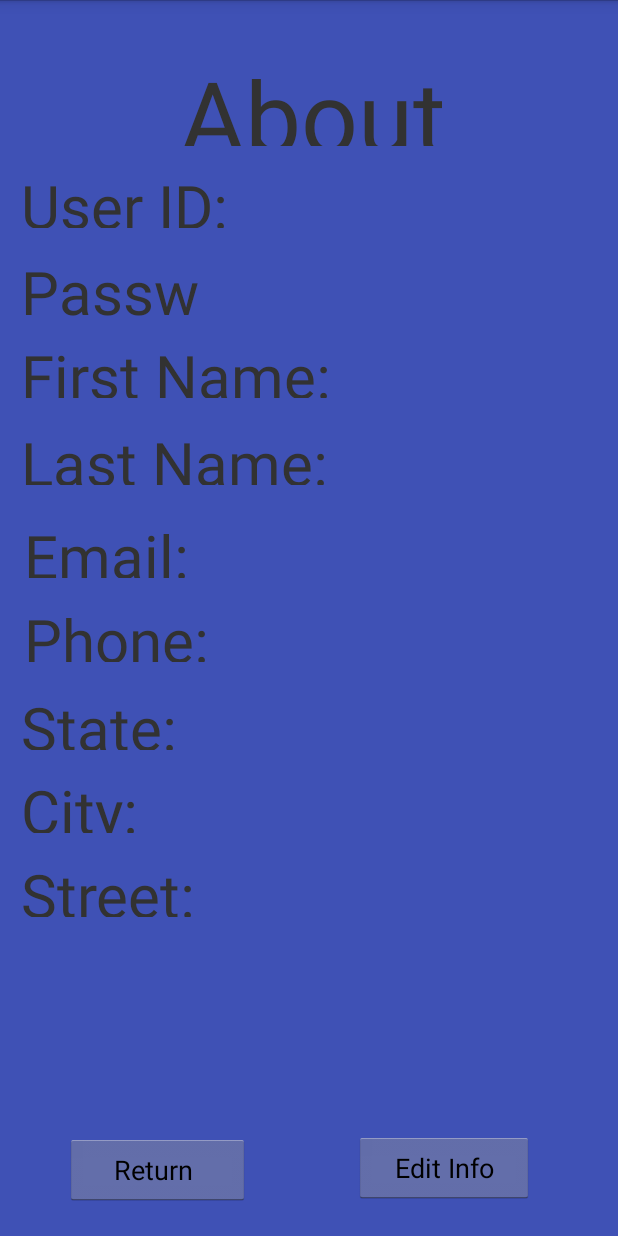
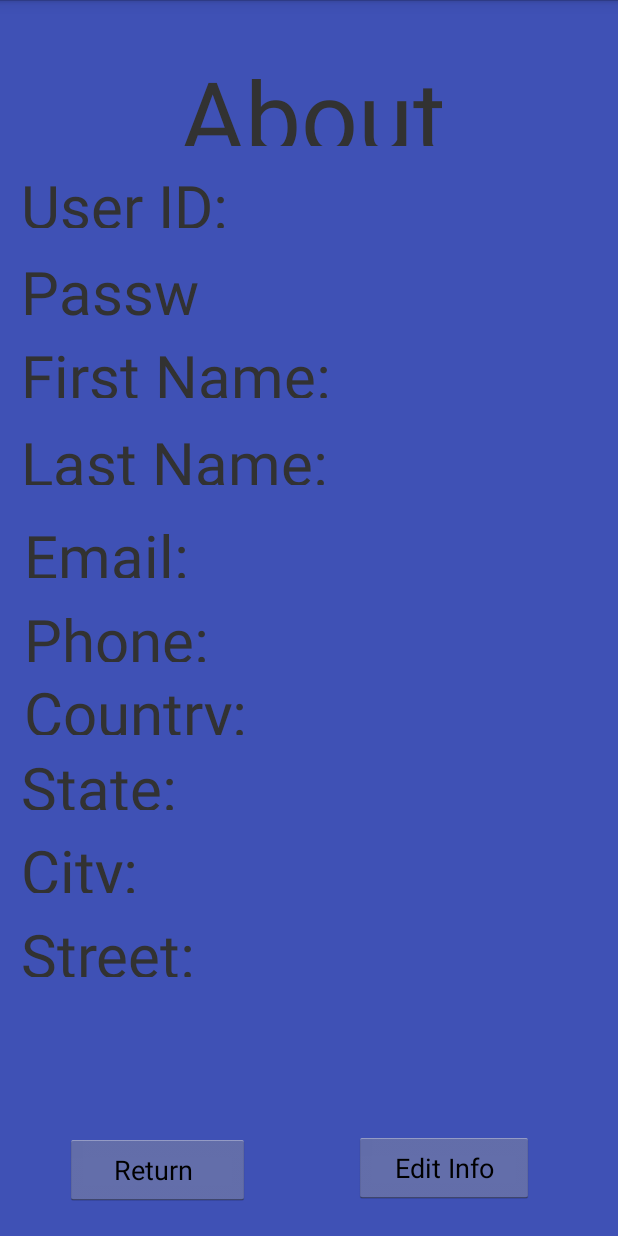
Before and after one commit to JasmineRobbie/Senior-Design-Deal-A-Meal, an Android app: the AboutMe screen opened directly, with no data from a screen before it, on a phone screen of 412 x 824 dp. Run offline under Robolectric (Android 15) with nearby library versions, the phone set to English and light mode, and no system bars; 10 statements that could not run were skipped.

Commit message:
Displaying all User info from database

```diff
--- a/app/src/main/java/com/NeuralNet/AzureCloud/AboutMe.java
+++ b/app/src/main/java/com/NeuralNet/AzureCloud/AboutMe.java
@@ -10,7 +10,7 @@ import com.teamcarl.prototype.R;
 
 public class AboutMe extends Activity {
     TextView aboutMeUserID_input, aboutMePassword_input, aboutMeFirstName_input, aboutMeLastName_input,
-            aboutMeEmail_input, aboutMePhone_input, aboutMeState_input, aboutMeCity_input, aboutMeStreet_input;
+            aboutMeEmail_input, aboutMePhone_input, aboutMeState_input, aboutMeCity_input, aboutMeStreet_input, aboutMeCountry_input;
 
     Button aboutMeReturnBtn, aboutMeEditInfo;
 
@@ -26,9 +26,8 @@ public class AboutMe extends Activity {
         aboutMeEmail_input = findViewById(R.id.aboutMeEmail_input);
         aboutMeReturnBtn = findViewById(R.id.aboutMeReturnBtn);
         aboutMeEditInfo = findViewById(R.id.aboutMeEditInfo);
-
-        //NEED TO ADD THESE IN USER.JAVA
         aboutMePhone_input = findViewById(R.id.aboutMePhone_input);
+        aboutMeCountry_input = findViewById(R.id.aboutMeCountry_input);
         aboutMeState_input = findViewById(R.id.aboutMeState_input);
         aboutMeCity_input = findViewById(R.id.aboutMeCity_input);
         aboutMeStreet_input = findViewById(R.id.aboutMeStreet_input);
@@ -87,11 +86,39 @@ public class AboutMe extends Activity {
             aboutMeEmail_input.setText(User.Email);
         }
 
-/*        if(User.Phone.isEmpty()){
+       if(User.PhoneNumber.isEmpty()){
             aboutMePhone_input.setText("N/A");
         }
         else{
-            aboutMePhone_input.setText(User.Phone);
-        }*/
+            aboutMePhone_input.setText(User.PhoneNumber);
+        }
+
+        if(User.Country.isEmpty()){
+            aboutMeCountry_input.setText("N/A");
+        }
+        else{
+            aboutMeCountry_input.setText(User.Country);
+        }
+
+        if(User.State.isEmpty()){
+            aboutMeState_input.setText("N/A");
+        }
+        else{
+            aboutMeState_input.setText(User.State);
+        }
+
+        if(User.City.isEmpty()){
+            aboutMeCity_input.setText("N/A");
+        }
+        else{
+            aboutMeCity_input.setText(User.City);
+        }
+
+        if(User.Street.isEmpty()){
+            aboutMeStreet_input.setText("N/A");
+        }
+        else{
+            aboutMeStreet_input.setText(User.Street);
+        }
     }
 }
--- a/app/src/main/java/com/NeuralNet/AzureCloud/User.java
+++ b/app/src/main/java/com/NeuralNet/AzureCloud/User.java
@@ -25,6 +25,7 @@ public class User implements Serializable {
     public static String BrandName;
     public static String Email;
     public static String PhoneNumber;
+    public static String Country;
     public static String State;
     public static String City;
     public static String Street;
@@ -48,7 +49,11 @@ public class User implements Serializable {
                     "SELECT ISNULL(Permissions,''), ISNULL(Email,''), StayAnonymous, ISNULL(FirstName,''), ISNULL(LastName,''), ISNULL(b.BrandId,'')\n" +
                     ", ISNULL(b.BrandName,'')\n" +
                     ", ISNULL(b.BrandLink,'')\n" +
-                    // ", ISNULL(b.PhoneNumber,'')\n" +
+                    ", ISNULL(PhoneNumber,'')\n" +
+                    ", ISNULL(Country,'')\n" +
+                    ", ISNULL(State,'')\n" +
+                    ", ISNULL(City,'')\n" +
+                    ", ISNULL(StreetAddress,'')\n" +
                     "FROM USERS u\n" +
                     "JOIN BRAND b ON u.brandNumber = b.brandId\n" +
                     "WHERE userid = '" + UserID + "'";
@@ -62,7 +67,11 @@ public class User implements Serializable {
                 BrandNumber = result.getString(6);
                 BrandName = result.getString(7);
                 BrandLink = result.getString(8);
-                //   PhoneNumber = result.getString(9);
+                PhoneNumber = result.getString(9);
+                Country = result.getString(10);
+                State = result.getString(11);
+                City = result.getString(12);
+                Street = result.getString(13);
             }
         }
         catch(Exception e)
--- a/app/src/main/res/layout/about_me.xml
+++ b/app/src/main/res/layout/about_me.xml
@@ -32,19 +32,6 @@
         android:layout_marginLeft="14dp"
         android:layout_marginTop="110dp"
         android:text="User ID: "
-        android:textSize="60px" />
-
-    <TextView
-        android:id="@+id/aboutMeState"
-        android:layout_width="wrap_content"
-        android:layout_height="42dp"
-        android:layout_alignParentStart="true"
-        android:layout_alignParentLeft="true"
-        android:layout_alignParentTop="true"
-        android:layout_marginStart="14dp"
-        android:layout_marginLeft="14dp"
-        android:layout_marginTop="458dp"
-        android:text="State: "
         android:textSize="60px" />
 
     <TextView
@@ -99,32 +86,6 @@
         android:layout_marginTop="399dp"
         android:text="Phone: "
         android:textAlignment="center"
-        android:textSize="60px" />
-
-    <TextView
-        android:id="@+id/aboutMeCity"
-        android:layout_width="wrap_content"
-        android:layout_height="42dp"
-        android:layout_alignParentStart="true"
-        android:layout_alignParentLeft="true"
-        android:layout_alignParentTop="true"
-        android:layout_marginStart="14dp"
-        android:layout_marginLeft="14dp"
-        android:layout_marginTop="513dp"
-        android:text="City: "
-        android:textSize="60px" />
-
-    <TextView
-        android:id="@+id/aboutMeStreet"
-        android:layout_width="wrap_content"
-        android:layout_height="42dp"
-        android:layout_alignParentStart="true"
-        android:layout_alignParentLeft="true"
-        android:layout_alignParentTop="true"
-        android:layout_marginStart="14dp"
-        android:layout_marginLeft="14dp"
-        android:layout_marginTop="569dp"
-        android:text="Street: "
         android:textSize="60px" />
 
     <TextView
@@ -239,6 +200,18 @@
         android:textSize="60px" />
 
     <TextView
+        android:id="@+id/aboutMeCountry_input"
+        android:layout_width="185dp"
+        android:layout_height="41dp"
+        android:layout_alignParentStart="true"
+        android:layout_alignParentLeft="true"
+        android:layout_alignParentTop="true"
+        android:layout_marginStart="204dp"
+        android:layout_marginLeft="204dp"
+        android:layout_marginTop="447dp"
+        android:textSize="60px" />
+
+    <TextView
         android:id="@+id/aboutMeState_input"
         android:layout_width="185dp"
         android:layout_height="41dp"
@@ -247,7 +220,71 @@
         android:layout_alignParentTop="true"
         android:layout_marginStart="204dp"
         android:layout_marginLeft="204dp"
-        android:layout_marginTop="456dp"
+        android:layout_marginTop="496dp"
+        android:textSize="60px" />
+
+    <TextView
+        android:id="@+id/aboutMeStreet"
+        android:layout_width="wrap_content"
+        android:layout_height="42dp"
+        android:layout_alignParentStart="true"
+        android:layout_alignParentLeft="true"
+        android:layout_alignParentTop="true"
+        android:layout_marginStart="14dp"
+        android:layout_marginLeft="14dp"
+        android:layout_marginTop="609dp"
+        android:text="Street: "
+        android:textSize="60px" />
+
+    <TextView
+        android:id="@+id/aboutMeCity"
+        android:layout_width="wrap_content"
+        android:layout_height="42dp"
+        android:layout_alignParentStart="true"
+        android:layout_alignParentLeft="true"
+        android:layout_alignParentTop="true"
+        android:layout_marginStart="14dp"
+        android:layout_marginLeft="16dp"
+        android:layout_marginTop="553dp"
+        android:text="City: "
+        android:textSize="60px" />
+
+    <TextView
+        android:id="@+id/aboutMeState"
+        android:layout_width="wrap_content"
+        android:layout_height="42dp"
+        android:layout_alignParentStart="true"
+        android:layout_alignParentLeft="true"
+        android:layout_alignParentTop="true"
+        android:layout_marginStart="14dp"
+        android:layout_marginLeft="14dp"
+        android:layout_marginTop="498dp"
+        android:text="State: "
+        android:textSize="60px" />
+
+    <TextView
+        android:id="@+id/aboutMeCountry"
+        android:layout_width="wrap_content"
+        android:layout_height="42dp"
+        android:layout_alignParentStart="true"
+        android:layout_alignParentLeft="true"
+        android:layout_alignParentTop="true"
+        android:layout_marginStart="16dp"
+        android:layout_marginLeft="16dp"
+        android:layout_marginTop="448dp"
+        android:text="Country: "
+        android:textSize="60px" />
+
+    <TextView
+        android:id="@+id/aboutMeStreet_input"
+        android:layout_width="185dp"
+        android:layout_height="41dp"
+        android:layout_alignParentStart="true"
+        android:layout_alignParentLeft="true"
+        android:layout_alignParentTop="true"
+        android:layout_marginStart="202dp"
+        android:layout_marginLeft="202dp"
+        android:layout_marginTop="607dp"
         android:textSize="60px" />
 
     <TextView
@@ -259,19 +296,7 @@
         android:layout_alignParentTop="true"
         android:layout_marginStart="202dp"
         android:layout_marginLeft="202dp"
-        android:layout_marginTop="512dp"
-        android:textSize="60px" />
-
-    <TextView
-        android:id="@+id/aboutMeStreet_input"
-        android:layout_width="185dp"
-        android:layout_height="41dp"
-        android:layout_alignParentStart="true"
-        android:layout_alignParentLeft="true"
-        android:layout_alignParentTop="true"
-        android:layout_marginStart="202dp"
-        android:layout_marginLeft="202dp"
-        android:layout_marginTop="567dp"
+        android:layout_marginTop="552dp"
         android:textSize="60px" />
 
 
```
